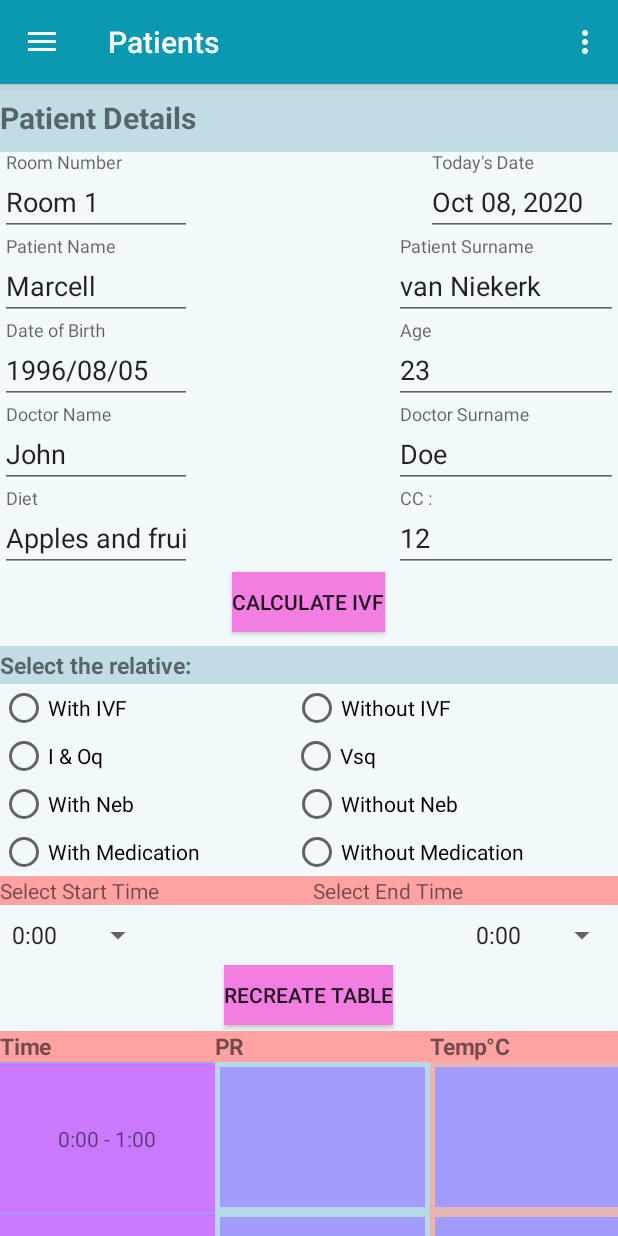
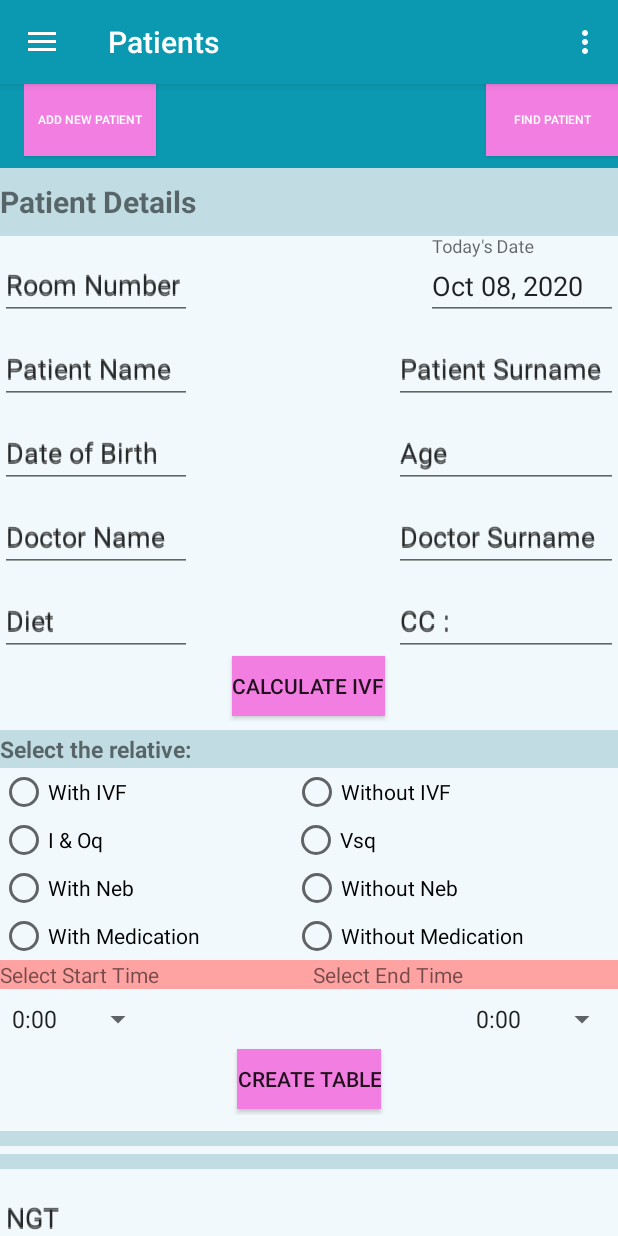
Before and after one commit to Marcell0805/My_Patients, an Android app: the screen it shows after launch (PatientsUiNav), in the options menu, after a tap on "Settings", on a phone screen of 412 x 824 dp. Run offline under Robolectric (Android 15) with nearby library versions, the phone set to English and light mode, and no system bars; our stand-ins replace data binding, navigation-ui; 2 statements that could not run were skipped.

Commit message:
Returning patient details based of id (will be a selected id or a search)

```diff
--- a/app/src/main/java/com/example/mypatients/Data/DatabaseHelper.java
+++ b/app/src/main/java/com/example/mypatients/Data/DatabaseHelper.java
@@ -13,6 +13,7 @@ import com.example.mypatients.Data.MyPatients.PatientTime;
 
 import androidx.annotation.Nullable;
 
+import java.util.ArrayList;
 import java.util.List;
 
 public class DatabaseHelper extends SQLiteOpenHelper
@@ -76,7 +77,10 @@ public class DatabaseHelper extends SQLiteOpenHelper
     @Override
     public void onCreate(SQLiteDatabase db)
     {
-        try
+        db.execSQL(TABLE_PATIENTS_CREATE);
+        db.execSQL(TABLE_PatientIntake_CREATE);
+        db.execSQL(TABLE_PatientTime_CREATE);
+        /*try
         {
             db.execSQL(TABLE_PATIENTS_CREATE);
             db.execSQL(TABLE_PatientIntake_CREATE);
@@ -86,7 +90,7 @@ public class DatabaseHelper extends SQLiteOpenHelper
         {
             String a= e.toString();
 
-        }
+        }*/
     }
 
     @Override
@@ -210,7 +214,7 @@ public class DatabaseHelper extends SQLiteOpenHelper
         long timeTbl_id=db.update(PatientIntake.TABLE_NAME,value,PatientIntake.Column_patientId +" =?",args);
     }
     //End Update Section
-    public String GetPatientId(String[] searchValues)
+    public String GetPatientId(String[] searchValues,boolean justId)
     {
         String[] columns={Patient.Column_patientId,
                 Patient.Column_patientName,
@@ -220,15 +224,10 @@ public class DatabaseHelper extends SQLiteOpenHelper
 
         String where =Patient.Column_patientName + "=?"+ " and " +
                 Patient.Column_patientSurname+ "=?"+ " and " +
-                Patient.Column_age+ "=?" + " and " +
-                Patient.Column_roomNum+ "=?";
+                Patient.Column_age+ " LIKE ?" + " and " +
+                Patient.Column_roomNum+ " LIKE ?";
 
-        /*String where =Patient.Column_patientName + "="+'"'+searchValues[0]+'"'+ " and " +
-                Patient.Column_patientSurname+ "="+'"'+searchValues[1]+'"'+ " and " +
-                Patient.Column_age+ "="+'"'+searchValues[2]+'"'+ " and " +
-                Patient.Column_roomNum+ "="+'"'+searchValues[3]+'"';*/
-
-        String[] selectionArgs=new String[]{searchValues[0],searchValues[1],searchValues[2],searchValues[3]};
+        String[] selectionArgs=new String[]{searchValues[0],searchValues[1],"%"+searchValues[2]+"%","%"+searchValues[3]+"%"};
         try
         {
             Cursor cursor= db.query(Patient.TABLE_NAME,columns,where,selectionArgs,null,null,null);
@@ -247,8 +246,83 @@ public class DatabaseHelper extends SQLiteOpenHelper
         }
         return "";
     }
-    public void GetByPatientDetails()
+    public List<Object> GetByPatientId(int PatientId)
     {
 
+        String[] columns={Patient.Column_patientId,
+                Patient.Column_patientName,
+                Patient.Column_patientSurname,
+                Patient.Column_age,
+                Patient.Column_roomNum};
+
+        String where =Patient.Column_patientId + "=?";
+        String[] selectionArgs=new String[]{String.valueOf(PatientId)};
+        final List<Object> patientList= new ArrayList<>();
+        try
+        {
+            Cursor cursor= db.query(Patient.TABLE_NAME,columns,where,selectionArgs,null,null,null);
+            final int idIndex = cursor.getColumnIndex(Patient.Column_patientId);
+            final int nameIndex = cursor.getColumnIndex(Patient.Column_patientName);
+            final int surnameIndex = cursor.getColumnIndex(Patient.Column_patientSurname);
+            final int ageIndex = cursor.getColumnIndex(Patient.Column_age);
+            final int roomIndex = cursor.getColumnIndex(Patient.Column_roomNum);
+
+            if (!cursor.moveToFirst()) {
+                return new ArrayList<>();
+            }
+
+            /*while(cursor.moveToNext())
+            {
+                final int id = cursor.getInt(idIndex);
+                final String  pName = cursor.getString(nameIndex);
+                final String  pSname = cursor.getString(surnameIndex);
+                final int pAge = cursor.getInt(ageIndex);
+                final int roomNumber = cursor.getInt(roomIndex);
+            }*/
+            do {
+                int id = cursor.getInt(idIndex);
+                String  pName = cursor.getString(nameIndex);
+                String  pSname = cursor.getString(surnameIndex);
+                int pAge = cursor.getInt(ageIndex);
+                int roomNumber = cursor.getInt(roomIndex);
+                patientList.add(id);
+                patientList.add(pName);
+                patientList.add(pSname);
+                patientList.add(pAge);
+                patientList.add(roomNumber);
+
+            }while(cursor.moveToNext());
+
+        }
+        catch (Exception e)
+        {
+            String a= String.valueOf(e);
+        }
+        return  patientList;
+    }
+    public void GetAllPatients()
+    {
+        String[] columns={Patient.Column_patientId,
+                Patient.Column_patientName,
+                Patient.Column_patientSurname,
+                Patient.Column_age,
+                Patient.Column_roomNum};
+        try
+        {
+            Cursor cursor= db.query(Patient.TABLE_NAME,columns,null,null,null,null,null);
+            int count= cursor.getCount();
+            String ids="";
+            while(cursor.moveToNext())
+            {
+                ids= cursor.getString(0);
+            }
+
+            //return ids;
+        }
+        catch (Exception e)
+        {
+            String a= String.valueOf(e);
+        }
+        //return "";
     }
 }
--- a/app/src/main/java/com/example/mypatients/ui/home/HomeFragment.java
+++ b/app/src/main/java/com/example/mypatients/ui/home/HomeFragment.java
@@ -29,6 +29,7 @@ import android.widget.Toast;
 import androidx.annotation.NonNull;
 import androidx.core.content.ContextCompat;
 import androidx.fragment.app.Fragment;
+import androidx.fragment.app.FragmentTransaction;
 
 import com.example.mypatients.Data.DatabaseHelper;
 import com.example.mypatients.PrinterClass;
@@ -48,10 +49,10 @@ import java.util.GregorianCalendar;
 import java.util.List;
 import java.util.Locale;
 
-public class HomeFragment extends Fragment implements View.OnClickListener {
+public class HomeFragment extends Fragment  {
 
     private FragmentHomeBinding binding;
-    private Button printbtn,calcIvfBtn,genTimeBtn,saveBtn;
+    private Button printbtn,calcIvfBtn,genTimeBtn,saveBtn,loadBtn,addNewBtn;
     private Spinner startTimeSpin,endTimeSpin;
     private EditText dateOfBirthTxt,roomTxt,dateNowTxt,pName,pSname,dName,dSname,dietTxt,ccTxt/*,intakeTxt,outTxt,stoolTxt,urineTxt,*/,ngtTxt;
     private TextView ageTxt;
@@ -60,6 +61,7 @@ public class HomeFragment extends Fragment implements View.OnClickListener {
     private PrintManager printManager;
     private RadioButton ivfRadioBtn,vsqRadioBtn,nevRadioBtn,medRadioBtn,noIvfRadioBtn,noVsqRadioBtn,noNevRadioBtn,noMedRadioBtn;
     private RadioGroup ivfRadioGroup,vsqRadioGroup, nebRadioGroup,medRadioGroup;
+    private boolean addNewPressed=false;
 
     public View onCreateView(@NonNull LayoutInflater inflater,
                              ViewGroup container, Bundle savedInstanceState)
@@ -79,6 +81,8 @@ public class HomeFragment extends Fragment implements View.OnClickListener {
         printManager = (PrintManager) getActivity()
                 .getSystemService(root.getContext().PRINT_SERVICE);
         SetDefaultValues(root);
+        TestData();
+
         //Patient patient= new Patient();
         //binding.setPatients(patient);
         return root;
@@ -103,10 +107,16 @@ public class HomeFragment extends Fragment implements View.OnClickListener {
     {
         startTimeSpin=root.findViewById(R.id.startTime);
         endTimeSpin=root.findViewById(R.id.endTime);
+        //------------------------------------------
+        //Buttons
+        //------------------------------------------
         printbtn=root.findViewById(R.id.printBtn);
         saveBtn=root.findViewById(R.id.saveBtn);
         calcIvfBtn= root.findViewById(R.id.ivfCalcBtn);
         genTimeBtn = root.findViewById(R.id.tableBtn);
+        addNewBtn= root.findViewById(R.id.AddNewPatientBtn);
+        loadBtn= root.findViewById(R.id.GetPatientBtn);
+        //--------------------------------------------
         dateOfBirthTxt= root.findViewById(R.id.dateBirthText);
         ageTxt=root.findViewById(R.id.ageText);
         //--------------------------------------------------
@@ -199,6 +209,43 @@ public class HomeFragment extends Fragment implements View.OnClickListener {
                 StartGenerateTable(view);
             }
         });
+
+        addNewBtn.setOnClickListener(new View.OnClickListener() {
+            @Override
+            public void onClick(View v) {
+                ResetUI();
+            }
+        });
+        loadBtn.setOnClickListener(new View.OnClickListener() {
+            @Override
+            public void onClick(View v) {
+
+            }
+        });
+    }
+
+    private void ResetUI()
+    {
+        addNewPressed=true;
+        roomTxt.setText("");
+        dateNowTxt.setText("");
+        pName.setText("");
+        pSname.setText("");
+        dateOfBirthTxt.setText("");
+        ageTxt.setText("");
+        dName.setText("");
+        dSname.setText("");
+        dietTxt.setText("");
+        ccTxt.setText("");
+        ngtTxt.setText("");
+        ivfRadioGroup.clearCheck();
+        medRadioGroup.clearCheck();
+        vsqRadioGroup.clearCheck();
+        nebRadioGroup.clearCheck();
+        SetDefaultValues(curView);
+        CheckIfRows(0);
+        CheckIfRows(1);
+
     }
 
     private boolean hasTable() {
@@ -233,6 +280,7 @@ public class HomeFragment extends Fragment implements View.OnClickListener {
             return  hasRequired;
         return  false;
     }*/
+    //Check to ensure all required fields have data
     private boolean hasFields()
     {
         boolean hasRequired=true;
@@ -324,7 +372,20 @@ public class HomeFragment extends Fragment implements View.OnClickListener {
 
             @Override
             public void onTextChanged(CharSequence charSequence, int i, int i1, int i2) {
-                if (!charSequence.toString().equals(current)) {
+                if(addNewPressed)
+                {
+                    addNewPressed=false;
+                }
+                else
+                {
+                    if (!charSequence.toString().equals(current))
+                    {
+                        SetDateFormat(charSequence);
+                    }
+                }
+            }
+
+            private void SetDateFormat(CharSequence charSequence) {
                 String clean = charSequence.toString().replaceAll("[^\\d.]|\\.", "");
                 String cleanC = current.replaceAll("[^\\d.]|\\.", "");
 
@@ -366,7 +427,6 @@ public class HomeFragment extends Fragment implements View.OnClickListener {
                 dateOfBirthTxt.setText(current);
                 dateOfBirthTxt.setSelection(sel < current.length() ? sel : current.length());
             }
-            }
 
             @Override
             public void afterTextChanged(Editable editable) {
@@ -384,12 +444,6 @@ public class HomeFragment extends Fragment implements View.OnClickListener {
         genTimeBtn.setText("CREATE TABLE");
     }
 
-
-    @Override
-    public void onClick(View view) {
-        Toast.makeText(view.getContext(),"Click event fired", Toast.LENGTH_SHORT).show();
-
-    }
     private void PrintDetails()
     {
         PrinterClass printerClass= new PrinterClass();
@@ -970,6 +1024,9 @@ public class HomeFragment extends Fragment implements View.OnClickListener {
         int rows=(eTime-sTime);
         return rows;
     }
+    //---------------------------------------------------------------------------------------------------------------------
+    // DATABASE METHODS
+    //---------------------------------------------------------------------------------------------------------------------
 
     private void InsertData()
     {
@@ -1004,9 +1061,30 @@ public class HomeFragment extends Fragment implements View.OnClickListener {
                 Toast.makeText(curView.getContext(),"Missing Data", Toast.LENGTH_LONG).show();
 
         }
-
-
-
+    }
+    private void GetAllPatients()
+    {
+        DatabaseHelper helper= new DatabaseHelper(curView.getContext());
+        helper.CreateSQLHelpers(curView.getContext());
+        //helper.UpdatePatient();
+    }
+    private void GetSelectedPatient(Integer PatientId)
+    {
+        DatabaseHelper helper= new DatabaseHelper(curView.getContext());
+        helper.CreateSQLHelpers(curView.getContext());
+    }
+    private void TestData()
+    {
+        DatabaseHelper helper= new DatabaseHelper(curView.getContext());
+        helper.CreateSQLHelpers(curView.getContext());
+        String[] searchIdList= new String[5];
+        searchIdList[0]="Marcell";
+        searchIdList[1]="van Niekerk";
+        searchIdList[2]="";
+        searchIdList[3]="Room 1";
+        String IdForUpdate=helper.GetPatientId(searchIdList,false);
+        List<Object> items=helper.GetByPatientId(1);
+        String Name= String.valueOf(items.get(1));
     }
     private void UpdateData()
     {
@@ -1026,17 +1104,11 @@ public class HomeFragment extends Fragment implements View.OnClickListener {
 
             if(patientDetails!=null)
             {
-                /*
-        value.put(Patient.Column_patientName ,values[2]);
-        value.put(Patient.Column_patientSurname,values[3]);
-        value.put(Patient.Column_age ,values[5]);
-                value.put(Patient.Column_roomNum ,values[0]);
-                * */
                 try
                 {
                     DatabaseHelper helper= new DatabaseHelper(curView.getContext());
                     helper.CreateSQLHelpers(curView.getContext());
-                    String IdForUpdate=helper.GetPatientId(searchIdList);
+                    String IdForUpdate=helper.GetPatientId(searchIdList,false);
                     helper.UpdatePatient(patientDetails,IdForUpdate);
 
 
--- a/app/src/main/res/layout/fragment_home.xml
+++ b/app/src/main/res/layout/fragment_home.xml
@@ -16,6 +16,42 @@
             android:focusable="true"
             android:background="@color/appBgColor"
             android:focusableInTouchMode="true">
+
+            <androidx.appcompat.widget.Toolbar
+                android:id="@+id/toolbar2"
+                android:layout_width="match_parent"
+                android:layout_height="wrap_content"
+                android:background="?attr/colorPrimary"
+                android:minHeight="?attr/actionBarSize"
+                android:theme="?attr/actionBarTheme">
+
+                <RelativeLayout
+                    android:layout_width="match_parent"
+                    android:layout_height="match_parent"
+                    android:id="@+id/toolbarLayout"
+                    android:orientation="horizontal">
+
+                    <Button
+                        android:id="@+id/AddNewPatientBtn"
+                        android:layout_width="wrap_content"
+                        android:layout_height="wrap_content"
+                        android:layout_alignParentStart="true"
+                        android:background="@color/MainBtnColor"
+                        android:text="Add New Patient"
+                        android:textSize="8sp"></Button>
+
+                    <Button
+                        android:id="@+id/GetPatientBtn"
+                        android:layout_width="wrap_content"
+                        android:layout_height="wrap_content"
+                        android:layout_alignParentEnd="true"
+                        android:layout_alignParentRight="true"
+                        android:background="@color/MainBtnColor"
+                        android:text="Find Patient"
+                        android:textSize="8sp"></Button>
+                </RelativeLayout>
+            </androidx.appcompat.widget.Toolbar>
+
             <TextView
                 android:id="@+id/headingView"
                 android:layout_height="@dimen/headingMain"
@@ -28,7 +64,8 @@
             <LinearLayout
                 android:id="@+id/headerLayout"
                 android:layout_width="match_parent"
-                android:layout_height="wrap_content">
+                android:layout_height="wrap_content"
+                android:baselineAligned="false">
 
                 <com.google.android.material.textfield.TextInputLayout
                     android:layout_width="match_parent"
@@ -242,7 +279,6 @@
                     android:layout_width="match_parent"
                     android:layout_height="match_parent"
                     android:layout_gravity="end"
-                    android:layout_weight="1"
                     android:layout_below="@+id/docSurname"
                     android:hint="@string/ccTxt"
                     android:id="@+id/ccFloat">
--- a/build.gradle
+++ b/build.gradle
@@ -7,7 +7,7 @@ buildscript {
 
     }
     dependencies {
-        classpath 'com.android.tools.build:gradle:3.6.1'
+        classpath 'com.android.tools.build:gradle:4.0.1'
 
         // NOTE: Do not place your application dependencies here; they belong
         // in the individual module build.gradle files
```
Also changed, not shown: app/src/main/AndroidManifest.xml (+5 -6 lines), app/src/main/java/com/example/mypatients/Data/GetPatient.java (added, +16 -0 lines), app/src/main/res/layout/activity_get_patient.xml (added, +20 -0 lines), gradle/wrapper/gradle-wrapper.properties. Lines whose indentation alone changed are shown as unchanged.
